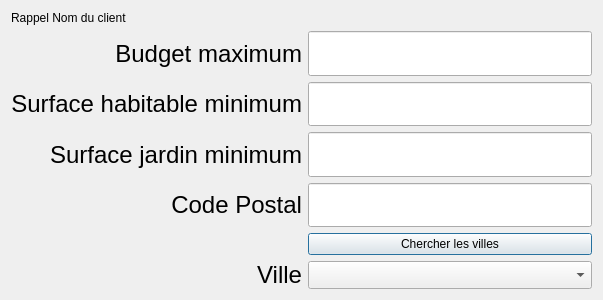
First picture: the form in src/Qt/AgenceImmobiliere/dialogsouhait.ui, repository Ovan33/Immobilier, before the edit.
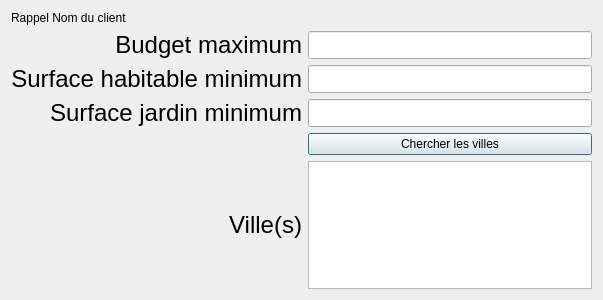
Second picture: the form after the edit.

Commit message: Modifications : 	-ui widgetSouhait pour l'affichage des villes 	-dialogAccueil pour l'affichage la creation du nouveau souhait, ou l'affichage d'un souhait existant

The edit to the form file:
```diff
--- a/src/Qt/AgenceImmobiliere/dialogsouhait.ui
+++ b/src/Qt/AgenceImmobiliere/dialogsouhait.ui
@@ -39,6 +39,22 @@
        </property>
       </widget>
      </item>
+     <item row="2" column="1">
+      <widget class="QLineEdit" name="lineEdit_SurJardMin">
+       <property name="sizePolicy">
+        <sizepolicy hsizetype="Maximum" vsizetype="Expanding">
+         <horstretch>3</horstretch>
+         <verstretch>1</verstretch>
+        </sizepolicy>
+       </property>
+       <property name="maximumSize">
+        <size>
+         <width>421</width>
+         <height>16777215</height>
+        </size>
+       </property>
+      </widget>
+     </item>
      <item row="0" column="1">
       <widget class="QLineEdit" name="lineEdit_BudgetMax">
        <property name="sizePolicy">
@@ -55,6 +71,47 @@
        </property>
       </widget>
      </item>
+     <item row="1" column="1">
+      <widget class="QLineEdit" name="lineEdit_SurfHabMin">
+       <property name="sizePolicy">
+        <sizepolicy hsizetype="Maximum" vsizetype="Expanding">
+         <horstretch>3</horstretch>
+         <verstretch>1</verstretch>
+        </sizepolicy>
+       </property>
+       <property name="maximumSize">
+        <size>
+         <width>421</width>
+         <height>16777215</height>
+        </size>
+       </property>
+      </widget>
+     </item>
+     <item row="4" column="1">
+      <widget class="QTextEdit" name="textEdit_Villes"/>
+     </item>
+     <item row="4" column="0">
+      <widget class="QLabel" name="label_Ville_Souhait">
+       <property name="sizePolicy">
+        <sizepolicy hsizetype="Minimum" vsizetype="Preferred">
+         <horstretch>1</horstretch>
+         <verstretch>0</verstretch>
+        </sizepolicy>
+       </property>
+       <property name="font">
+        <font>
+         <family>Liberation Sans</family>
+         <pointsize>18</pointsize>
+        </font>
+       </property>
+       <property name="text">
+        <string>Ville(s)</string>
+       </property>
+       <property name="alignment">
+        <set>Qt::AlignRight|Qt::AlignTrailing|Qt::AlignVCenter</set>
+       </property>
+      </widget>
+     </item>
      <item row="1" column="0">
       <widget class="QLabel" name="label_SurfHabMin">
        <property name="sizePolicy">
@@ -80,22 +137,6 @@
        </property>
       </widget>
      </item>
-     <item row="1" column="1">
-      <widget class="QLineEdit" name="lineEdit_SurfHabMin">
-       <property name="sizePolicy">
-        <sizepolicy hsizetype="Maximum" vsizetype="Expanding">
-         <horstretch>3</horstretch>
-         <verstretch>1</verstretch>
-        </sizepolicy>
-       </property>
-       <property name="maximumSize">
-        <size>
-         <width>421</width>
-         <height>16777215</height>
-        </size>
-       </property>
-      </widget>
-     </item>
      <item row="2" column="0">
       <widget class="QLabel" name="label_SurfJardMin">
        <property name="sizePolicy">
@@ -121,99 +162,7 @@
        </property>
       </widget>
      </item>
-     <item row="2" column="1">
-      <widget class="QLineEdit" name="lineEdit_SurJardMin">
-       <property name="sizePolicy">
-        <sizepolicy hsizetype="Maximum" vsizetype="Expanding">
-         <horstretch>3</horstretch>
-         <verstretch>1</verstretch>
-        </sizepolicy>
-       </property>
-       <property name="maximumSize">
-        <size>
-         <width>421</width>
-         <height>16777215</height>
-        </size>
-       </property>
-      </widget>
-     </item>
-     <item row="3" column="0">
-      <widget class="QLabel" name="label_CodePostal_Souhait">
-       <property name="sizePolicy">
-        <sizepolicy hsizetype="Minimum" vsizetype="Preferred">
-         <horstretch>0</horstretch>
-         <verstretch>0</verstretch>
-        </sizepolicy>
-       </property>
-       <property name="font">
-        <font>
-         <family>Liberation Sans</family>
-         <pointsize>18</pointsize>
-        </font>
-       </property>
-       <property name="text">
-        <string>Code Postal</string>
-       </property>
-       <property name="alignment">
-        <set>Qt::AlignRight|Qt::AlignTrailing|Qt::AlignVCenter</set>
-       </property>
-       <property name="buddy">
-        <cstring>lineEdit_CodePostal_Souhait</cstring>
-       </property>
-      </widget>
-     </item>
      <item row="3" column="1">
-      <widget class="QLineEdit" name="lineEdit_CodePostal_Souhait">
-       <property name="sizePolicy">
-        <sizepolicy hsizetype="Maximum" vsizetype="Expanding">
-         <horstretch>3</horstretch>
-         <verstretch>1</verstretch>
-        </sizepolicy>
-       </property>
-       <property name="maximumSize">
-        <size>
-         <width>421</width>
-         <height>16777215</height>
-        </size>
-       </property>
-      </widget>
-     </item>
-     <item row="5" column="0">
-      <widget class="QLabel" name="label_Ville_Souhait">
-       <property name="sizePolicy">
-        <sizepolicy hsizetype="Minimum" vsizetype="Preferred">
-         <horstretch>1</horstretch>
-         <verstretch>0</verstretch>
-        </sizepolicy>
-       </property>
-       <property name="font">
-        <font>
-         <family>Liberation Sans</family>
-         <pointsize>18</pointsize>
-        </font>
-       </property>
-       <property name="text">
-        <string>Ville</string>
-       </property>
-       <property name="alignment">
-        <set>Qt::AlignRight|Qt::AlignTrailing|Qt::AlignVCenter</set>
-       </property>
-       <property name="buddy">
-        <cstring>comboBox_Ville_Souhait</cstring>
-       </property>
-      </widget>
-     </item>
-     <item row="5" column="1">
-      <widget class="QComboBox" name="comboBox_Ville_Souhait">
-       <property name="sizePolicy">
-        <sizepolicy hsizetype="Preferred" vsizetype="MinimumExpanding">
-         <horstretch>1</horstretch>
-         <verstretch>0</verstretch>
-        </sizepolicy>
-       </property>
-      </widget>
-     </item>
-     <item row="4" column="1">
       <widget class="QPushButton" name="button_ChercherVilles_Souhait">
        <property name="text">
         <string>Chercher les villes</string>
```
The commit also changes 9 other files.
